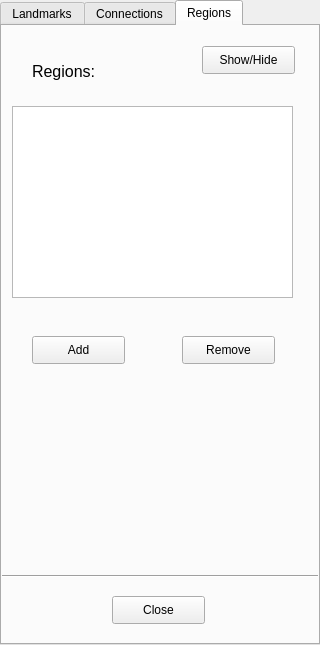
First picture: the form in forms/widgetlandmark.ui, repository JuPedSim/jpseditor, before the edit.
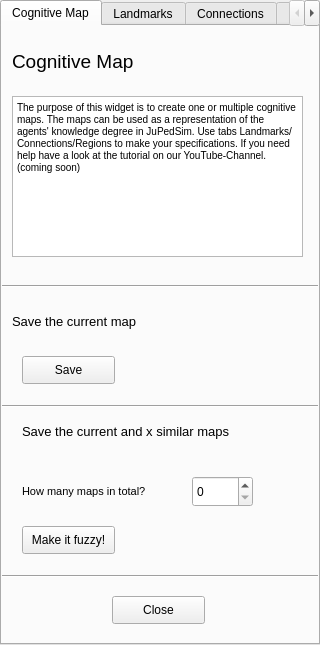
Second picture: the form after the edit.

Commit message: write Regions; save multiple cogmaps; makeitfuzzy

```diff
--- a/forms/widgetlandmark.ui
+++ b/forms/widgetlandmark.ui
@@ -14,8 +14,217 @@
    <string>TabWidget</string>
   </property>
   <property name="currentIndex">
-   <number>2</number>
+   <number>0</number>
   </property>
+  <widget class="QWidget" name="tab_2">
+   <attribute name="title">
+    <string>Cognitive Map</string>
+   </attribute>
+   <widget class="QTextEdit" name="textEdit">
+    <property name="geometry">
+     <rect>
+      <x>10</x>
+      <y>70</y>
+      <width>291</width>
+      <height>161</height>
+     </rect>
+    </property>
+    <property name="html">
+     <string>&lt;!DOCTYPE HTML PUBLIC &quot;-//W3C//DTD HTML 4.0//EN&quot; &quot;http://www.w3.org/TR/REC-html40/strict.dtd&quot;&gt;
+&lt;html&gt;&lt;head&gt;&lt;meta name=&quot;qrichtext&quot; content=&quot;1&quot; /&gt;&lt;style type=&quot;text/css&quot;&gt;
+p, li { white-space: pre-wrap; }
+&lt;/style&gt;&lt;/head&gt;&lt;body style=&quot; font-family:'MS Shell Dlg 2'; font-size:7.8pt; font-weight:400; font-style:normal;&quot;&gt;
+&lt;p style=&quot; margin-top:0px; margin-bottom:0px; margin-left:0px; margin-right:0px; -qt-block-indent:0; text-indent:0px;&quot;&gt;The purpose of this widget is to create one or multiple cognitive maps. The maps can be used as a representation of the agents' knowledge degree in JuPedSim. Use tabs Landmarks/Connections/Regions to make your specifications. If you need help have a look at the tutorial on our YouTube-Channel. (coming soon)&lt;/p&gt;&lt;/body&gt;&lt;/html&gt;</string>
+    </property>
+   </widget>
+   <widget class="QLabel" name="label_3">
+    <property name="geometry">
+     <rect>
+      <x>10</x>
+      <y>20</y>
+      <width>241</width>
+      <height>31</height>
+     </rect>
+    </property>
+    <property name="font">
+     <font>
+      <pointsize>14</pointsize>
+     </font>
+    </property>
+    <property name="lineWidth">
+     <number>6</number>
+    </property>
+    <property name="text">
+     <string>Cognitive Map</string>
+    </property>
+    <property name="textFormat">
+     <enum>Qt::AutoText</enum>
+    </property>
+   </widget>
+   <widget class="Line" name="line_9">
+    <property name="geometry">
+     <rect>
+      <x>-10</x>
+      <y>250</y>
+      <width>341</width>
+      <height>20</height>
+     </rect>
+    </property>
+    <property name="orientation">
+     <enum>Qt::Horizontal</enum>
+    </property>
+   </widget>
+   <widget class="QLabel" name="label_5">
+    <property name="geometry">
+     <rect>
+      <x>10</x>
+      <y>280</y>
+      <width>241</width>
+      <height>31</height>
+     </rect>
+    </property>
+    <property name="font">
+     <font>
+      <pointsize>10</pointsize>
+     </font>
+    </property>
+    <property name="lineWidth">
+     <number>6</number>
+    </property>
+    <property name="text">
+     <string>Save the current map</string>
+    </property>
+    <property name="textFormat">
+     <enum>Qt::AutoText</enum>
+    </property>
+   </widget>
+   <widget class="QLabel" name="label_6">
+    <property name="geometry">
+     <rect>
+      <x>20</x>
+      <y>390</y>
+      <width>241</width>
+      <height>31</height>
+     </rect>
+    </property>
+    <property name="font">
+     <font>
+      <pointsize>10</pointsize>
+     </font>
+    </property>
+    <property name="lineWidth">
+     <number>6</number>
+    </property>
+    <property name="text">
+     <string>Save the current and x similar maps</string>
+    </property>
+    <property name="textFormat">
+     <enum>Qt::AutoText</enum>
+    </property>
+   </widget>
+   <widget class="QPushButton" name="save_button_cogmap">
+    <property name="geometry">
+     <rect>
+      <x>20</x>
+      <y>330</y>
+      <width>93</width>
+      <height>28</height>
+     </rect>
+    </property>
+    <property name="text">
+     <string>Save</string>
+    </property>
+   </widget>
+   <widget class="Line" name="line_10">
+    <property name="geometry">
+     <rect>
+      <x>-10</x>
+      <y>540</y>
+      <width>341</width>
+      <height>20</height>
+     </rect>
+    </property>
+    <property name="orientation">
+     <enum>Qt::Horizontal</enum>
+    </property>
+   </widget>
+   <widget class="QPushButton" name="cogmap_closeButton">
+    <property name="enabled">
+     <bool>true</bool>
+    </property>
+    <property name="geometry">
+     <rect>
+      <x>110</x>
+      <y>570</y>
+      <width>93</width>
+      <height>28</height>
+     </rect>
+    </property>
+    <property name="text">
+     <string>Close</string>
+    </property>
+   </widget>
+   <widget class="QSpinBox" name="spinBox_numberMaps">
+    <property name="geometry">
+     <rect>
+      <x>190</x>
+      <y>450</y>
+      <width>61</width>
+      <height>31</height>
+     </rect>
+    </property>
+   </widget>
+   <widget class="QLabel" name="label_7">
+    <property name="geometry">
+     <rect>
+      <x>20</x>
+      <y>450</y>
+      <width>151</width>
+      <height>31</height>
+     </rect>
+    </property>
+    <property name="font">
+     <font>
+      <pointsize>8</pointsize>
+     </font>
+    </property>
+    <property name="lineWidth">
+     <number>6</number>
+    </property>
+    <property name="text">
+     <string>How many maps in total?</string>
+    </property>
+    <property name="textFormat">
+     <enum>Qt::AutoText</enum>
+    </property>
+   </widget>
+   <widget class="Line" name="line_11">
+    <property name="geometry">
+     <rect>
+      <x>-10</x>
+      <y>370</y>
+      <width>341</width>
+      <height>20</height>
+     </rect>
+    </property>
+    <property name="orientation">
+     <enum>Qt::Horizontal</enum>
+    </property>
+   </widget>
+   <widget class="QPushButton" name="save_button_multiple_maps">
+    <property name="geometry">
+     <rect>
+      <x>20</x>
+      <y>500</y>
+      <width>93</width>
+      <height>28</height>
+     </rect>
+    </property>
+    <property name="text">
+     <string>Make it fuzzy!</string>
+    </property>
+   </widget>
+  </widget>
   <widget class="QWidget" name="widget">
    <attribute name="title">
     <string>Landmarks</string>
```
The commit also changes 7 other files.
